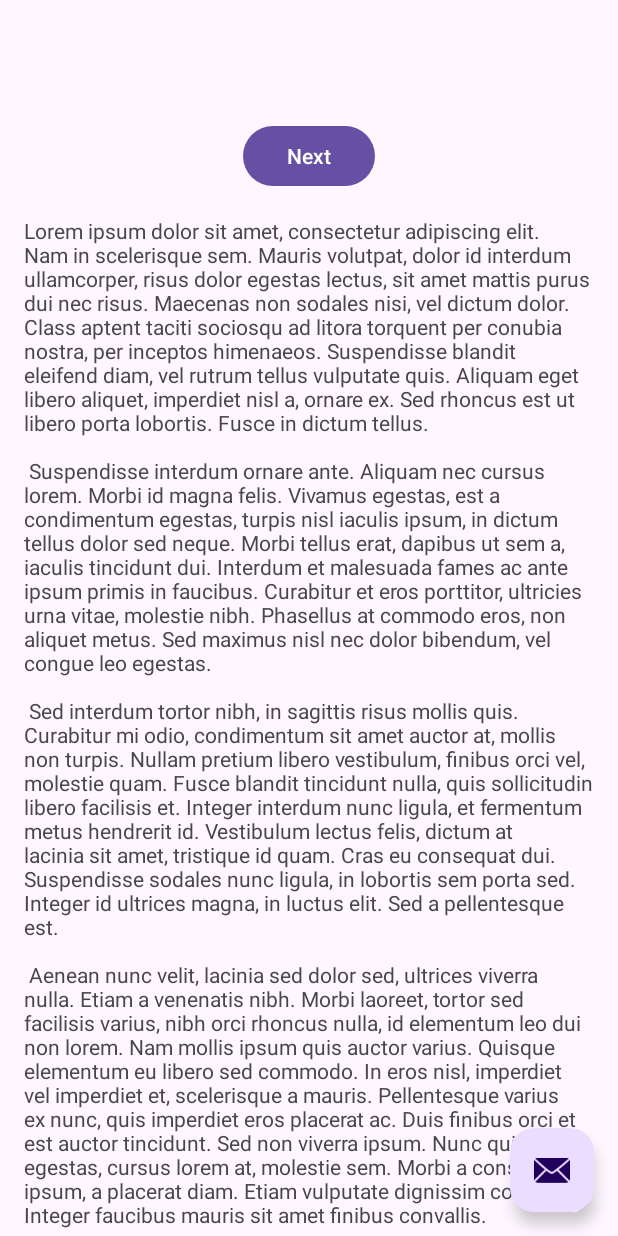
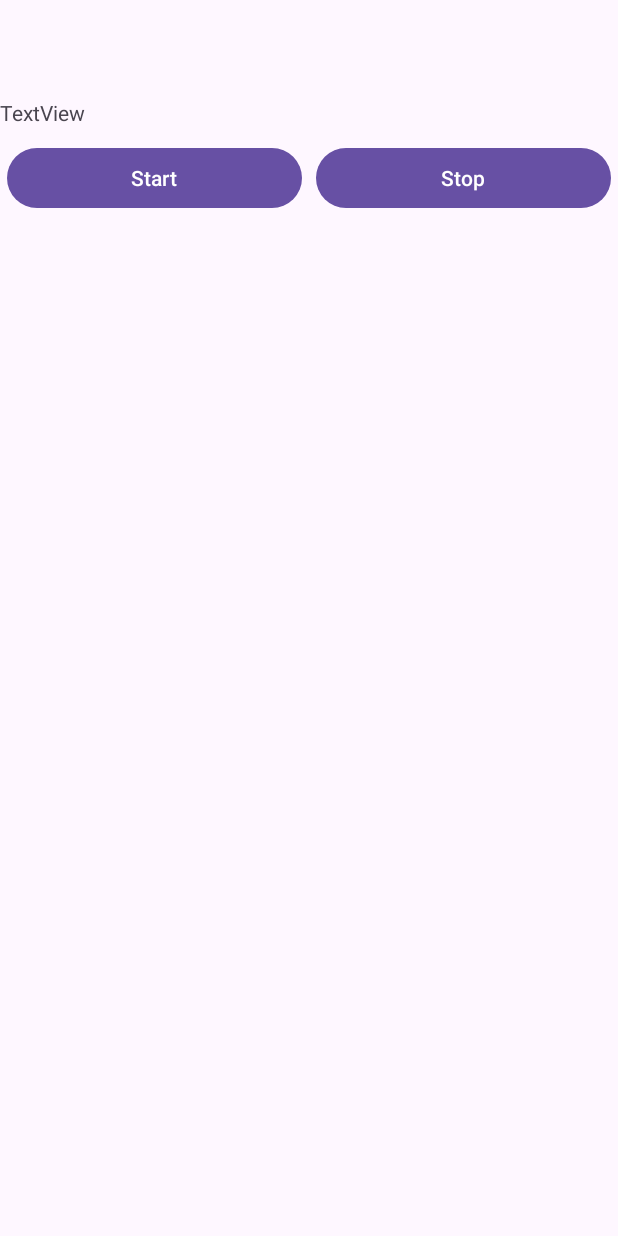
Before and after one commit to zan-od/ApsTelegramMessenger, an Android app: the layout activity_main.xml on its own in the app's theme, with its tools: preview values and no code run, on a phone screen of 412 x 824 dp. Run offline under Robolectric (Android 15) with nearby library versions, the phone set to English and light mode, and no system bars.

Commit message:
Added UI config for the main view

```diff
--- a/app/src/main/java/com/example/apstelegrammessenger/FirstFragment.kt
+++ /dev/null
@@ -1,44 +0,0 @@
-package com.example.apstelegrammessenger
-
-import android.os.Bundle
-import androidx.fragment.app.Fragment
-import android.view.LayoutInflater
-import android.view.View
-import android.view.ViewGroup
-import androidx.navigation.fragment.findNavController
-import com.example.apstelegrammessenger.databinding.FragmentFirstBinding
-
-/**
- * A simple [Fragment] subclass as the default destination in the navigation.
- */
-class FirstFragment : Fragment() {
-
-    private var _binding: FragmentFirstBinding? = null
-
-    // This property is only valid between onCreateView and
-    // onDestroyView.
-    private val binding get() = _binding!!
-
-    override fun onCreateView(
-        inflater: LayoutInflater, container: ViewGroup?,
-        savedInstanceState: Bundle?
-    ): View? {
-
-        _binding = FragmentFirstBinding.inflate(inflater, container, false)
-        return binding.root
-
-    }
-
-    override fun onViewCreated(view: View, savedInstanceState: Bundle?) {
-        super.onViewCreated(view, savedInstanceState)
-
-        binding.buttonFirst.setOnClickListener {
-            findNavController().navigate(R.id.action_FirstFragment_to_SecondFragment)
-        }
-    }
-
-    override fun onDestroyView() {
-        super.onDestroyView()
-        _binding = null
-    }
-}
--- a/app/src/main/java/com/example/apstelegrammessenger/MainActivity.kt
+++ b/app/src/main/java/com/example/apstelegrammessenger/MainActivity.kt
@@ -5,16 +5,11 @@ import android.os.Bundle
 import android.view.Menu
 import android.view.MenuItem
 import androidx.appcompat.app.AppCompatActivity
-import androidx.navigation.findNavController
-import androidx.navigation.ui.AppBarConfiguration
-import androidx.navigation.ui.navigateUp
-import androidx.navigation.ui.setupActionBarWithNavController
 import com.example.apstelegrammessenger.databinding.ActivityMainBinding
 import com.example.apstelegrammessenger.settings.SettingsActivity
 
 class MainActivity : AppCompatActivity() {
 
-    private lateinit var appBarConfiguration: AppBarConfiguration
     private lateinit var binding: ActivityMainBinding
 
     override fun onCreate(savedInstanceState: Bundle?) {
@@ -24,22 +19,14 @@ class MainActivity : AppCompatActivity() {
         setContentView(binding.root)
 
         setSupportActionBar(binding.toolbar)
-
-        val navController = findNavController(R.id.nav_host_fragment_content_main)
-        appBarConfiguration = AppBarConfiguration(navController.graph)
-        setupActionBarWithNavController(navController, appBarConfiguration)
     }
 
     override fun onCreateOptionsMenu(menu: Menu): Boolean {
-        // Inflate the menu; this adds items to the action bar if it is present.
         menuInflater.inflate(R.menu.menu_main, menu)
         return true
     }
 
     override fun onOptionsItemSelected(item: MenuItem): Boolean {
-        // Handle action bar item clicks here. The action bar will
-        // automatically handle clicks on the Home/Up button, so long
-        // as you specify a parent activity in AndroidManifest.xml.
         return when (item.itemId) {
             R.id.action_settings -> {
                 val myIntent = Intent(this, SettingsActivity::class.java)
@@ -52,10 +39,4 @@ class MainActivity : AppCompatActivity() {
             else -> super.onOptionsItemSelected(item)
         }
     }
-
-    override fun onSupportNavigateUp(): Boolean {
-        val navController = findNavController(R.id.nav_host_fragment_content_main)
-        return navController.navigateUp(appBarConfiguration)
-                || super.onSupportNavigateUp()
-    }
 }
--- a/app/src/main/java/com/example/apstelegrammessenger/SecondFragment.kt
+++ /dev/null
@@ -1,44 +0,0 @@
-package com.example.apstelegrammessenger
-
-import android.os.Bundle
-import androidx.fragment.app.Fragment
-import android.view.LayoutInflater
-import android.view.View
-import android.view.ViewGroup
-import androidx.navigation.fragment.findNavController
-import com.example.apstelegrammessenger.databinding.FragmentSecondBinding
-
-/**
- * A simple [Fragment] subclass as the second destination in the navigation.
- */
-class SecondFragment : Fragment() {
-
-    private var _binding: FragmentSecondBinding? = null
-
-    // This property is only valid between onCreateView and
-    // onDestroyView.
-    private val binding get() = _binding!!
-
-    override fun onCreateView(
-        inflater: LayoutInflater, container: ViewGroup?,
-        savedInstanceState: Bundle?
-    ): View? {
-
-        _binding = FragmentSecondBinding.inflate(inflater, container, false)
-        return binding.root
-
-    }
-
-    override fun onViewCreated(view: View, savedInstanceState: Bundle?) {
-        super.onViewCreated(view, savedInstanceState)
-
-        binding.buttonSecond.setOnClickListener {
-            findNavController().navigate(R.id.action_SecondFragment_to_FirstFragment)
-        }
-    }
-
-    override fun onDestroyView() {
-        super.onDestroyView()
-        _binding = null
-    }
-}
--- a/app/src/main/res/layout/activity_main.xml
+++ b/app/src/main/res/layout/activity_main.xml
@@ -21,13 +21,4 @@
 
     <include layout="@layout/content_main" />
 
-    <com.google.android.material.floatingactionbutton.FloatingActionButton
-        android:id="@+id/fab"
-        android:layout_width="wrap_content"
-        android:layout_height="wrap_content"
-        android:layout_gravity="bottom|end"
-        android:layout_marginEnd="@dimen/fab_margin"
-        android:layout_marginBottom="16dp"
-        app:srcCompat="@android:drawable/ic_dialog_email" />
-
 </androidx.coordinatorlayout.widget.CoordinatorLayout>
--- a/app/src/main/res/layout/content_main.xml
+++ b/app/src/main/res/layout/content_main.xml
@@ -1,19 +1,57 @@
 <?xml version="1.0" encoding="utf-8"?>
 <androidx.constraintlayout.widget.ConstraintLayout xmlns:android="http://schemas.android.com/apk/res/android"
     xmlns:app="http://schemas.android.com/apk/res-auto"
+    xmlns:tools="http://schemas.android.com/tools"
     android:layout_width="match_parent"
     android:layout_height="match_parent"
     app:layout_behavior="@string/appbar_scrolling_view_behavior">
 
-    <fragment
-        android:id="@+id/nav_host_fragment_content_main"
-        android:name="androidx.navigation.fragment.NavHostFragment"
-        android:layout_width="0dp"
-        android:layout_height="0dp"
-        app:defaultNavHost="true"
-        app:layout_constraintBottom_toBottomOf="parent"
-        app:layout_constraintEnd_toEndOf="parent"
-        app:layout_constraintStart_toStartOf="parent"
+    <LinearLayout
+        android:layout_width="match_parent"
+        android:layout_height="match_parent"
+        android:layout_marginTop="1dp"
+        android:orientation="vertical"
         app:layout_constraintTop_toTopOf="parent"
-        app:navGraph="@navigation/nav_graph" />
+        tools:layout_editor_absoluteX="1dp">
+
+        <TextView
+            android:id="@+id/textStatus"
+            android:layout_width="match_parent"
+            android:layout_height="wrap_content"
+            android:text="TextView" />
+
+        <LinearLayout
+            android:layout_width="match_parent"
+            android:layout_height="match_parent"
+            android:layout_marginTop="10dp"
+            android:orientation="horizontal">
+
+            <Button
+                android:id="@+id/buttonStartTelegram"
+                android:layout_width="wrap_content"
+                android:layout_height="wrap_content"
+                android:layout_weight="1"
+                android:insetLeft="5dp"
+                android:insetRight="5dp"
+                android:text="Start" />
+
+            <Button
+                android:id="@+id/buttonStopTelegram"
+                android:layout_width="wrap_content"
+                android:layout_height="wrap_content"
+                android:layout_weight="1"
+                android:insetLeft="5dp"
+                android:insetRight="5dp"
+                android:text="Stop" />
+
+        </LinearLayout>
+
+        <TextView
+            android:id="@+id/textLog"
+            android:layout_width="match_parent"
+            android:layout_height="wrap_content"
+            android:text="Log" />
+
+    </LinearLayout>
+
 </androidx.constraintlayout.widget.ConstraintLayout>
--- a/app/src/main/res/layout/fragment_first.xml
+++ /dev/null
@@ -1,35 +0,0 @@
-<?xml version="1.0" encoding="utf-8"?>
-<androidx.core.widget.NestedScrollView xmlns:android="http://schemas.android.com/apk/res/android"
-    xmlns:app="http://schemas.android.com/apk/res-auto"
-    xmlns:tools="http://schemas.android.com/tools"
-    android:layout_width="match_parent"
-    android:layout_height="match_parent"
-    tools:context=".FirstFragment">
-
-    <androidx.constraintlayout.widget.ConstraintLayout
-        android:layout_width="match_parent"
-        android:layout_height="match_parent"
-        android:padding="16dp">
-
-        <Button
-            android:id="@+id/button_first"
-            android:layout_width="wrap_content"
-            android:layout_height="wrap_content"
-            android:text="@string/next"
-            app:layout_constraintBottom_toTopOf="@id/textview_first"
-            app:layout_constraintEnd_toEndOf="parent"
-            app:layout_constraintStart_toStartOf="parent"
-            app:layout_constraintTop_toTopOf="parent" />
-
-        <TextView
-            android:id="@+id/textview_first"
-            android:layout_width="wrap_content"
-            android:layout_height="wrap_content"
-            android:layout_marginTop="16dp"
-            android:text="@string/lorem_ipsum"
-            app:layout_constraintBottom_toBottomOf="parent"
-            app:layout_constraintEnd_toEndOf="parent"
-            app:layout_constraintStart_toStartOf="parent"
-            app:layout_constraintTop_toBottomOf="@id/button_first" />
-    </androidx.constraintlayout.widget.ConstraintLayout>
-</androidx.core.widget.NestedScrollView>
--- a/app/src/main/res/layout/fragment_second.xml
+++ /dev/null
@@ -1,35 +0,0 @@
-<?xml version="1.0" encoding="utf-8"?>
-<androidx.core.widget.NestedScrollView xmlns:android="http://schemas.android.com/apk/res/android"
-    xmlns:app="http://schemas.android.com/apk/res-auto"
-    xmlns:tools="http://schemas.android.com/tools"
-    android:layout_width="match_parent"
-    android:layout_height="match_parent"
-    tools:context=".SecondFragment">
-
-    <androidx.constraintlayout.widget.ConstraintLayout
-        android:layout_width="match_parent"
-        android:layout_height="match_parent"
-        android:padding="16dp">
-
-        <Button
-            android:id="@+id/button_second"
-            android:layout_width="wrap_content"
-            android:layout_height="wrap_content"
-            android:text="@string/previous"
-            app:layout_constraintBottom_toTopOf="@id/textview_second"
-            app:layout_constraintEnd_toEndOf="parent"
-            app:layout_constraintStart_toStartOf="parent"
-            app:layout_constraintTop_toTopOf="parent" />
-
-        <TextView
-            android:id="@+id/textview_second"
-            android:layout_width="wrap_content"
-            android:layout_height="wrap_content"
-            android:layout_marginTop="16dp"
-            android:text="@string/lorem_ipsum"
-            app:layout_constraintBottom_toBottomOf="parent"
-            app:layout_constraintEnd_toEndOf="parent"
-            app:layout_constraintStart_toStartOf="parent"
-            app:layout_constraintTop_toBottomOf="@id/button_second" />
-    </androidx.constraintlayout.widget.ConstraintLayout>
-</androidx.core.widget.NestedScrollView>
--- a/app/src/main/res/navigation/nav_graph.xml
+++ /dev/null
@@ -1,28 +0,0 @@
-<?xml version="1.0" encoding="utf-8"?>
-<navigation xmlns:android="http://schemas.android.com/apk/res/android"
-    xmlns:app="http://schemas.android.com/apk/res-auto"
-    xmlns:tools="http://schemas.android.com/tools"
-    android:id="@+id/nav_graph"
-    app:startDestination="@id/FirstFragment">
-
-    <fragment
-        android:id="@+id/FirstFragment"
-        android:name="com.example.apstelegrammessenger.FirstFragment"
-        android:label="@string/first_fragment_label"
-        tools:layout="@layout/fragment_first">
-
-        <action
-            android:id="@+id/action_FirstFragment_to_SecondFragment"
-            app:destination="@id/SecondFragment" />
-    </fragment>
-    <fragment
-        android:id="@+id/SecondFragment"
-        android:name="com.example.apstelegrammessenger.SecondFragment"
-        android:label="@string/second_fragment_label"
-        tools:layout="@layout/fragment_second">
-
-        <action
-            android:id="@+id/action_SecondFragment_to_FirstFragment"
-            app:destination="@id/FirstFragment" />
-    </fragment>
-</navigation>
--- a/app/src/main/res/values/strings.xml
+++ b/app/src/main/res/values/strings.xml
@@ -1,48 +1,6 @@
 <resources>
-    <string name="app_name">ApsTelegramMessenger</string>
+    <string name="app_name">APS Telegram Messenger</string>
     <string name="action_settings">Settings</string>
-    <!-- Strings used for fragments for navigation -->
-    <string name="first_fragment_label">First Fragment</string>
-    <string name="second_fragment_label">Second Fragment</string>
-    <string name="next">Next</string>
-    <string name="previous">Previous</string>
-
-    <string name="lorem_ipsum">
-        Lorem ipsum dolor sit amet, consectetur adipiscing elit. Nam in scelerisque sem. Mauris
-        volutpat, dolor id interdum ullamcorper, risus dolor egestas lectus, sit amet mattis purus
-        dui nec risus. Maecenas non sodales nisi, vel dictum dolor. Class aptent taciti sociosqu ad
-        litora torquent per conubia nostra, per inceptos himenaeos. Suspendisse blandit eleifend
-        diam, vel rutrum tellus vulputate quis. Aliquam eget libero aliquet, imperdiet nisl a,
-        ornare ex. Sed rhoncus est ut libero porta lobortis. Fusce in dictum tellus.\n\n
-        Suspendisse interdum ornare ante. Aliquam nec cursus lorem. Morbi id magna felis. Vivamus
-        egestas, est a condimentum egestas, turpis nisl iaculis ipsum, in dictum tellus dolor sed
-        neque. Morbi tellus erat, dapibus ut sem a, iaculis tincidunt dui. Interdum et malesuada
-        fames ac ante ipsum primis in faucibus. Curabitur et eros porttitor, ultricies urna vitae,
-        molestie nibh. Phasellus at commodo eros, non aliquet metus. Sed maximus nisl nec dolor
-        bibendum, vel congue leo egestas.\n\n
-        Sed interdum tortor nibh, in sagittis risus mollis quis. Curabitur mi odio, condimentum sit
-        amet auctor at, mollis non turpis. Nullam pretium libero vestibulum, finibus orci vel,
-        molestie quam. Fusce blandit tincidunt nulla, quis sollicitudin libero facilisis et. Integer
-        interdum nunc ligula, et fermentum metus hendrerit id. Vestibulum lectus felis, dictum at
-        lacinia sit amet, tristique id quam. Cras eu consequat dui. Suspendisse sodales nunc ligula,
-        in lobortis sem porta sed. Integer id ultrices magna, in luctus elit. Sed a pellentesque
-        est.\n\n
-        Aenean nunc velit, lacinia sed dolor sed, ultrices viverra nulla. Etiam a venenatis nibh.
-        Morbi laoreet, tortor sed facilisis varius, nibh orci rhoncus nulla, id elementum leo dui
-        non lorem. Nam mollis ipsum quis auctor varius. Quisque elementum eu libero sed commodo. In
-        eros nisl, imperdiet vel imperdiet et, scelerisque a mauris. Pellentesque varius ex nunc,
-        quis imperdiet eros placerat ac. Duis finibus orci et est auctor tincidunt. Sed non viverra
-        ipsum. Nunc quis augue egestas, cursus lorem at, molestie sem. Morbi a consectetur ipsum, a
-        placerat diam. Etiam vulputate dignissim convallis. Integer faucibus mauris sit amet finibus
-        convallis.\n\n
-        Phasellus in aliquet mi. Pellentesque habitant morbi tristique senectus et netus et
-        malesuada fames ac turpis egestas. In volutpat arcu ut felis sagittis, in finibus massa
-        gravida. Pellentesque id tellus orci. Integer dictum, lorem sed efficitur ullamcorper,
-        libero justo consectetur ipsum, in mollis nisl ex sed nisl. Donec maximus ullamcorper
-        sodales. Praesent bibendum rhoncus tellus nec feugiat. In a ornare nulla. Donec rhoncus
-        libero vel nunc consequat, quis tincidunt nisl eleifend. Cras bibendum enim a justo luctus
-        vestibulum. Fusce dictum libero quis erat maximus, vitae volutpat diam dignissim.
-    </string>
     <string name="title_activity_settings">SettingsActivity</string>
 
     <!-- Preference Titles -->
```
